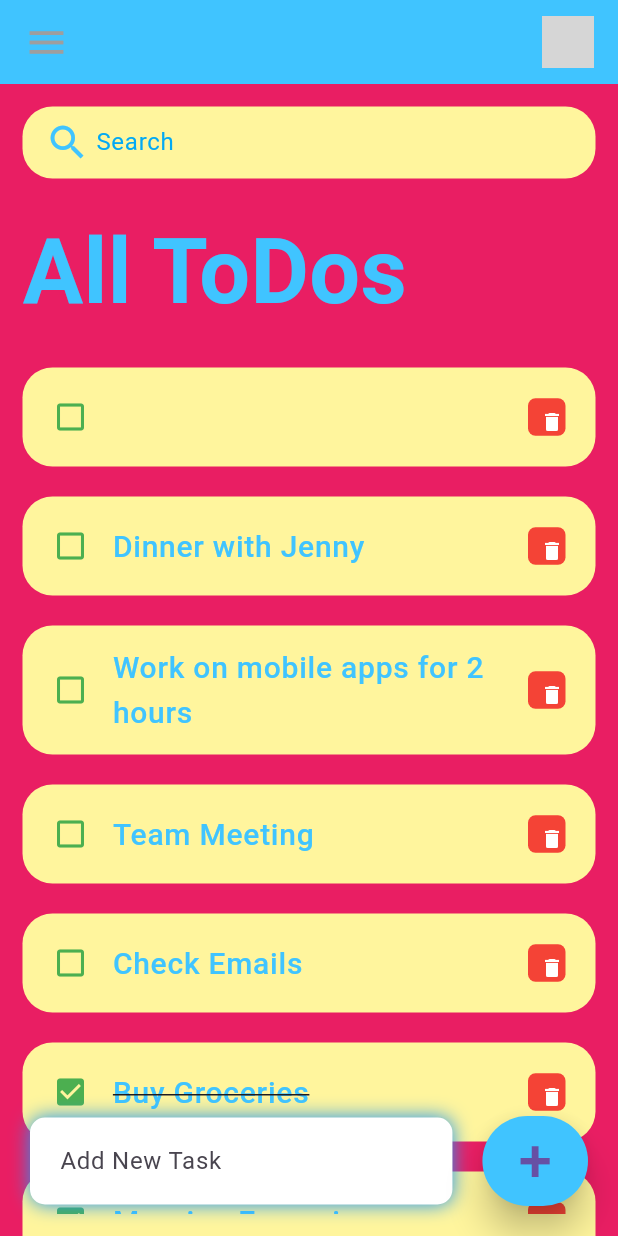
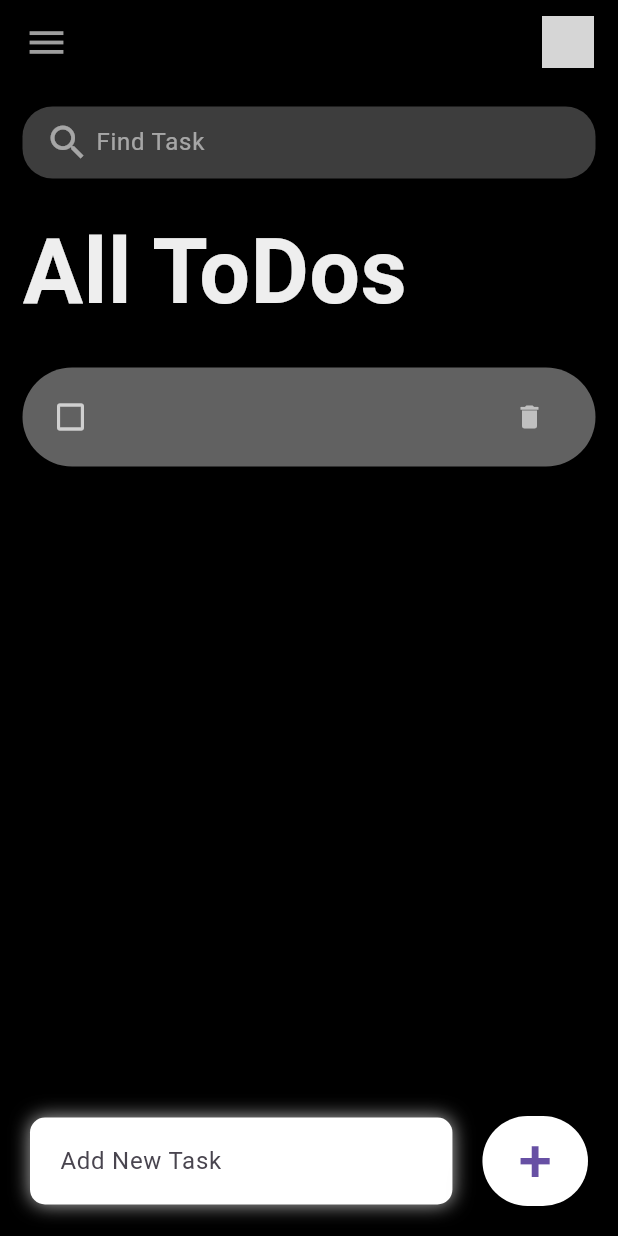
Before and after one commit to shivangraj20/flutter_projects, a Flutter app: the screen it shows after launch, after a tap on an icon or button, on a phone screen of 412 x 824 dp. Run offline on Flutter 3.47's test engine with Material 3 defaults, Android fonts, the phone set to English and light mode, and no system bars; grey boxes are pictures that could not be loaded.

Commit message:
updated ui

```diff
--- a/lib/model/todo.dart
+++ b/lib/model/todo.dart
@@ -11,12 +11,12 @@ class ToDo {
 
   static List<ToDo> todoList() {
     return [
-      ToDo(id: '01', todoText: 'Morning Excercise', isDone: true),
-      ToDo(id: '02', todoText: 'Buy Groceries', isDone: true),
-      ToDo(id: '03', todoText: 'Check Emails', isDone: false),
-      ToDo(id: '04', todoText: 'Team Meeting', isDone: false),
-      ToDo(id: '05', todoText: 'Work on mobile apps for 2 hours', ),
-      ToDo(id: '06', todoText: 'Dinner with Jenny', ),
+      // ToDo(id: '01', todoText: 'Morning Excercise', isDone: true),
+      // ToDo(id: '02', todoText: 'Buy Groceries', isDone: true),
+      // ToDo(id: '03', todoText: 'Check Emails', isDone: false),
+      // ToDo(id: '04', todoText: 'Team Meeting', isDone: false),
+      // ToDo(id: '05', todoText: 'Work on mobile apps for 2 hours', ),
+      // ToDo(id: '06', todoText: 'Dinner with Jenny', ),
 
     ];
   }
--- a/lib/screens/home.dart
+++ b/lib/screens/home.dart
@@ -36,7 +36,7 @@ class _HomeState extends State<Home> {
   @override
   Widget build(BuildContext context) {
     return Scaffold(
-      backgroundColor: Colors.pink,
+      backgroundColor: Colors.black,
       appBar: _buildAppBar(),
       body: Stack(
         children: [
@@ -56,7 +56,7 @@ class _HomeState extends State<Home> {
                             style: TextStyle(
                               fontSize: 60,
                               fontWeight: FontWeight.w700,
-                              color: Colors.lightBlueAccent,
+                              color: Colors.grey.shade200,
                             ),
                           ),
                         ),
@@ -81,7 +81,7 @@ class _HomeState extends State<Home> {
                       color: Colors.white,
                       boxShadow: const [
                         BoxShadow(
-                          color: Colors.blue,
+                          color: Colors.white70,
                           offset: Offset(0.0, 0.0),
                           blurRadius: 10.0,
                           spreadRadius: 0.0,
@@ -106,7 +106,7 @@ class _HomeState extends State<Home> {
                       _addToDoItem(_todoController.text);
                     },
                     style: ElevatedButton.styleFrom(
-                      backgroundColor: Colors.lightBlueAccent,
+                      backgroundColor: Colors.white,
                       minimumSize: Size(60, 60),
                       elevation: 10,
                     ),
@@ -156,7 +156,7 @@ class _HomeState extends State<Home> {
     return Container(
       padding: const EdgeInsets.symmetric(horizontal: 15),
       decoration: BoxDecoration(
-        color: Colors.yellow.shade200,
+        color: Colors.white24,
         borderRadius: BorderRadius.circular(20),
       ),
       child: TextField(
@@ -165,13 +165,13 @@ class _HomeState extends State<Home> {
           contentPadding: EdgeInsets.all(8),
           prefixIcon: Icon(
             Icons.search,
-            color: Colors.lightBlueAccent,
+            color: Colors.white54,
             size: 30,
           ),
           prefixIconConstraints: BoxConstraints(minHeight: 20, minWidth: 25),
           border: InputBorder.none,
-          hintText: 'Search',
-          hintStyle: TextStyle(color: Colors.lightBlue),
+          hintText: 'Find Task',
+          hintStyle: TextStyle(color: Colors.white54),
         ),
       ),
     );
@@ -179,7 +179,7 @@ class _HomeState extends State<Home> {
 
   AppBar _buildAppBar() {
     return AppBar(
-      backgroundColor: Colors.lightBlueAccent,
+      backgroundColor: Colors.black,
       elevation: 0,
       title: Row(
         mainAxisAlignment: MainAxisAlignment.spaceBetween,
--- a/lib/widgets/todo_item.dart
+++ b/lib/widgets/todo_item.dart
@@ -20,34 +20,35 @@ class TodoItem extends StatelessWidget {
           // print('Clicked on the task');
         },
         shape: RoundedRectangleBorder(
-          borderRadius: BorderRadius.circular(20),
+          borderRadius: BorderRadius.circular(50),
         ),
         contentPadding: const EdgeInsets.symmetric(horizontal: 20, vertical: 5),
-        tileColor: Colors.yellow.shade200,
+        tileColor: Colors.grey.shade700,
         leading: Icon( todo.isDone?
           Icons.check_box: Icons.check_box_outline_blank,
-          color: Colors.green,
+          color: Colors.white70,
         ),
         title: Text(
           todo.todoText!,
           style: TextStyle(
             fontSize: 20,
             fontWeight: FontWeight.w500,
-            color: Colors.lightBlueAccent,
+            color: Colors.white70,
             decoration: todo.isDone? TextDecoration.lineThrough: null,
           ),
         ),
         trailing: Container(
-          margin: EdgeInsets.symmetric(vertical: 12),
-          height: 25,
-          width: 25,
-          decoration: BoxDecoration(
-            color: Colors.red,
-            borderRadius: BorderRadius.circular(5),
-          ),
+          // margin: EdgeInsets.symmetric(vertical: 12),
+
+          // height: 25,
+          // width: 25,
+          // decoration: BoxDecoration(
+          //   color: Colors.black87,
+          //   borderRadius: BorderRadius.circular(5),
+          // ),
           child: IconButton(
-            color: Colors.white,
-            iconSize: 16,
+            color: Colors.white60,
+            iconSize: 20,
             icon: Icon(Icons.delete),
             onPressed: () {
               onDeleteItem(todo.id);
```
